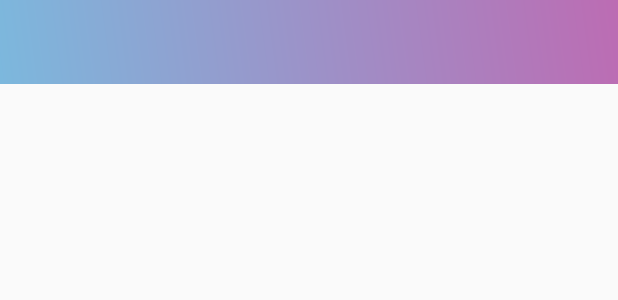
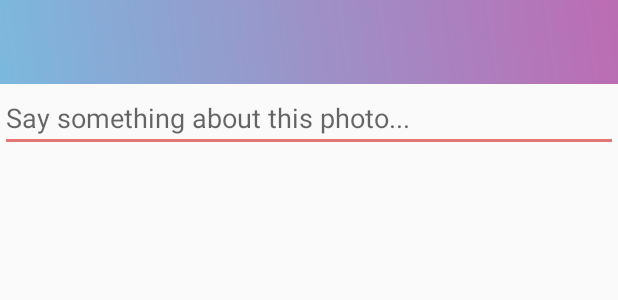
Before and after one commit to aartisoft/Bella, an Android app: the layout activity_make_post.xml on its own in the app's theme, with its tools: preview values and no code run, on a phone screen of 412 x 824 dp. Shown: the top 300 px of the screen. Run offline under Robolectric (Android 15) with nearby library versions, the phone set to English and light mode, and no system bars.

Commit message:
upload post

```diff
--- a/app/src/main/res/layout/activity_make_post.xml
+++ b/app/src/main/res/layout/activity_make_post.xml
@@ -4,7 +4,9 @@
     xmlns:tools="http://schemas.android.com/tools"
     android:layout_width="match_parent"
     android:layout_height="match_parent"
-    tools:context=".activity.make_post.MakePostActivity">
+    tools:context=".activity.make_post.MakePostActivity"
+    android:orientation="vertical"
+    >
 
     <LinearLayout
         android:id="@+id/activity_post_toolbar_container"
```
Also changed, not shown: app/src/main/java/com/spots/bella/activity/make_post/MakePostActivity.java (+14 -7 lines).
